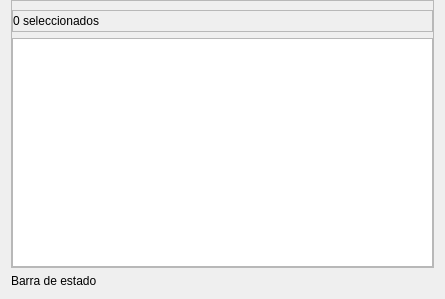
Old version of the form view/ui/product_management.ui in the repository R0land013/blue-pos.
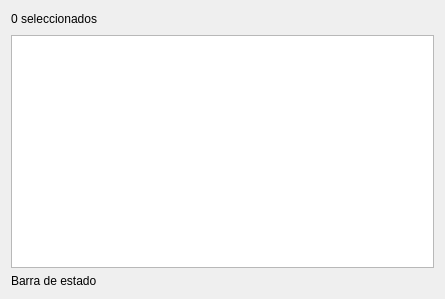
New version of the form.

Commit message:
Style: Se eliminaron los bordes de los frames de la app
	Los bordes se mostraban en Gnome, pero en windows no se mostraban.

```diff
--- a/view/ui/product_management.ui
+++ b/view/ui/product_management.ui
@@ -20,7 +20,7 @@
    <item>
     <widget class="QFrame" name="main_content_frame">
      <property name="frameShape">
-      <enum>QFrame::StyledPanel</enum>
+      <enum>QFrame::NoFrame</enum>
      </property>
      <property name="frameShadow">
       <enum>QFrame::Raised</enum>
@@ -54,7 +54,7 @@
       <item>
        <widget class="QFrame" name="frame">
         <property name="frameShape">
-         <enum>QFrame::StyledPanel</enum>
+         <enum>QFrame::NoFrame</enum>
         </property>
         <property name="frameShadow">
          <enum>QFrame::Raised</enum>
```
Left out of the diff: 2 changed lines with no effect on the pictures. The commit also changes 20 other files.
